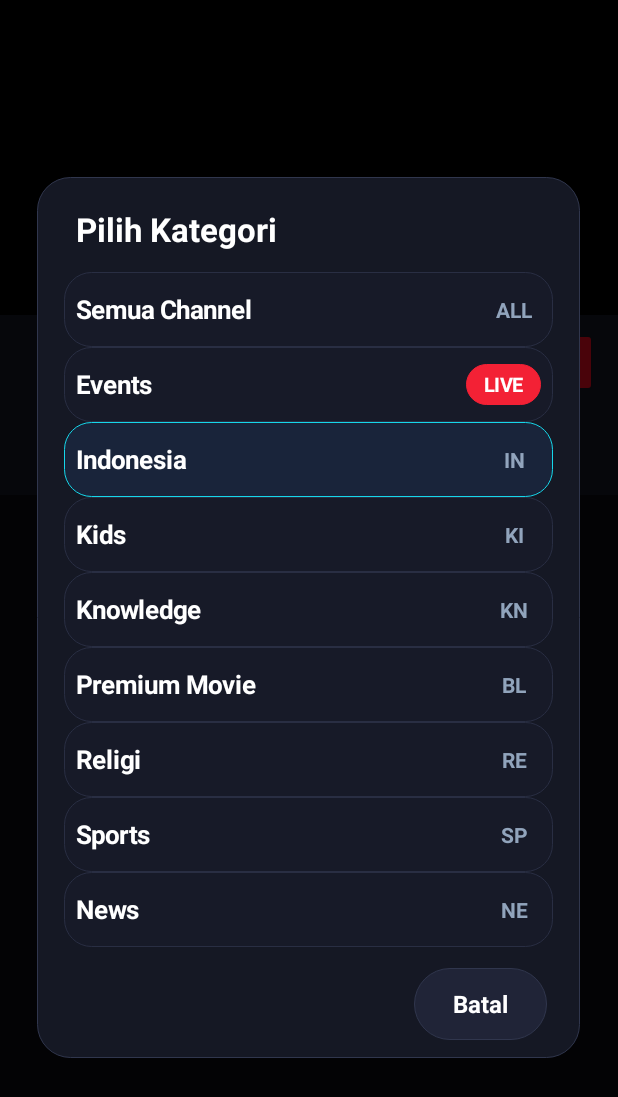
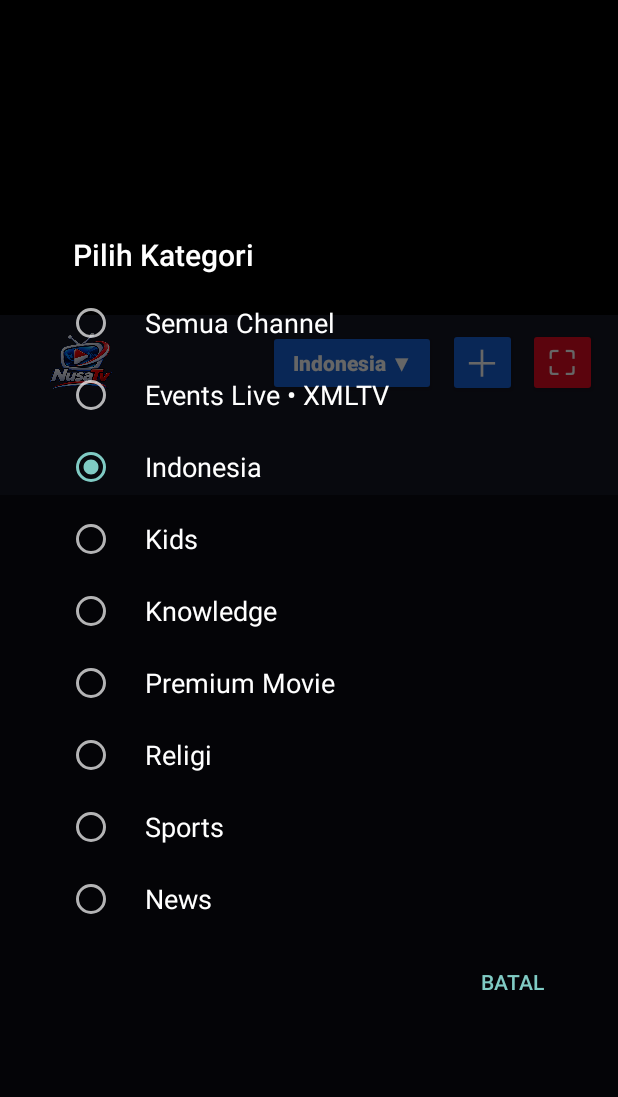
Before and after one commit to Ro0TN3T/NUSA-TV, an Android app: the screen it shows after launch (MainActivity), after a tap on "Indonesia ▼", on a phone screen of 412 x 824 dp. Shown: the top 1097 px of the screen. Run offline under Robolectric (Android 15) with nearby library versions, the phone set to English and light mode, and no system bars; pictures from the network do not load.

Commit message:
Replace NUSA TV application source

```diff
--- a/app/src/main/java/com/nusatv/androidtv/ChannelAdapter.kt
+++ b/app/src/main/java/com/nusatv/androidtv/ChannelAdapter.kt
@@ -68,7 +68,8 @@ class ChannelAdapter(
                 ivLogo.visibility = View.VISIBLE
                 tvFallback.visibility = View.GONE
                 ivLogo.load(channel.logo) {
-                    crossfade(true)
+                    crossfade(false)
+                    size(96, 96)
                     listener(
                         onError = { _, _ ->
                             ivLogo.visibility = View.GONE
--- a/app/src/main/java/com/nusatv/androidtv/MainActivity.kt
+++ b/app/src/main/java/com/nusatv/androidtv/MainActivity.kt
@@ -58,6 +58,7 @@ class MainActivity : AppCompatActivity() {
     private var transientRetryCount = 0
     private var isTryingFallback = false
     private var playbackGeneration = 0
+    private var isRefreshingEpg = false
     private val mainHandler = Handler(Looper.getMainLooper())
     private val bufferingTimeout = Runnable {
         if (player?.playbackState == Player.STATE_BUFFERING) {
@@ -67,7 +68,7 @@ class MainActivity : AppCompatActivity() {
     private val epgRefreshRunnable = object : Runnable {
         override fun run() {
             refreshEpg()
-            mainHandler.postDelayed(this, 5 * 60 * 1000L)
+            mainHandler.postDelayed(this, 30 * 60 * 1000L)
         }
     }
 
@@ -84,7 +85,7 @@ class MainActivity : AppCompatActivity() {
 
         allChannels = ChannelCache.channels
         refreshEpg()
-        mainHandler.postDelayed(epgRefreshRunnable, 5 * 60 * 1000L)
+        mainHandler.postDelayed(epgRefreshRunnable, 30 * 60 * 1000L)
         if (allChannels.isEmpty()) {
             reloadPlaylists()
         } else {
@@ -95,6 +96,9 @@ class MainActivity : AppCompatActivity() {
     }
 
     private fun setupRecyclerView() {
+        binding.rvChannels.setHasFixedSize(true)
+        binding.rvChannels.itemAnimator = null
+        binding.rvChannels.setItemViewCacheSize(4)
         adapter = ChannelAdapter { channel ->
             // Selecting a channel changes the stream in the embedded player only.
             playChannel(channel, enterFull = false)
@@ -166,6 +170,8 @@ class MainActivity : AppCompatActivity() {
     }
 
     private fun refreshEpg() {
+        if (isRefreshingEpg || isFinishing || isDestroyed) return
+        isRefreshingEpg = true
         lifecycleScope.launch {
             try {
                 val schedules = EpgRepository.loadSchedules()
@@ -186,6 +192,8 @@ class MainActivity : AppCompatActivity() {
             } catch (_: Exception) {
                 // EPG is optional: live playback and channel list remain available.
                 binding.tvStatus.text = "Jadwal EPG belum tersedia • Siaran tetap berjalan"
+            } finally {
+                isRefreshingEpg = false
             }
         }
     }
@@ -245,132 +253,43 @@ class MainActivity : AppCompatActivity() {
         }
     }
 
-    private data class CategoryOption(val title: String, val code: String, val badge: String = "")
-
     private fun showCategoryDialog() {
-        val options = listOf(
-            CategoryOption("Semua Channel", "ALL"),
-            CategoryOption("Events", "EV", "LIVE"),
-            CategoryOption("Indonesia", "IN"),
-            CategoryOption("Kids", "KI"),
-            CategoryOption("Knowledge", "KN"),
-            CategoryOption("Premium Movie", "BL"),
-            CategoryOption("Religi", "RE"),
-            CategoryOption("Sports", "SP"),
-            CategoryOption("News", "NE")
+        // Use the platform's lightweight single-choice dialog. The previous custom
+        // nested row layout could lose click/focus handling on some Android devices.
+        val labels = arrayOf(
+            "Semua Channel",
+            "Events Live • XMLTV",
+            "Indonesia",
+            "Kids",
+            "Knowledge",
+            "Premium Movie",
+            "Religi",
+            "Sports",
+            "News"
         )
-
-        val panel = LinearLayout(this).apply {
-            orientation = LinearLayout.VERTICAL
-            setPadding(dp(18), dp(12), dp(18), dp(12))
-            background = rounded("#151824", "#30364D", 22)
-        }
-        val title = TextView(this).apply {
-            text = "Pilih Kategori"
-            setTextColor(Color.WHITE)
-            textSize = 22f
-            typeface = Typeface.DEFAULT_BOLD
-            setPadding(dp(8), dp(8), dp(8), dp(14))
-        }
-        panel.addView(title)
-
-        options.forEach { option ->
-            val row = LinearLayout(this).apply {
-                orientation = LinearLayout.HORIZONTAL
-                gravity = Gravity.CENTER_VERTICAL
-                minimumHeight = dp(50)
-                setPadding(dp(8), 0, dp(8), 0)
-                background = if (selectedCategory == option.title.substringBefore(" •") ||
-                    (option.code == "ALL" && selectedCategory == "Semua")) rounded("#19243A", "#16D7EA", 18)
-                    else rounded("#171A28", "#292E43", 18)
-                isClickable = true
-                isFocusable = true
-            }
-            val label = TextView(this).apply {
-                text = option.title
-                setTextColor(Color.WHITE)
-                textSize = 17f
-                typeface = Typeface.DEFAULT_BOLD
-                layoutParams = LinearLayout.LayoutParams(0, dp(50), 1f)
-                gravity = Gravity.CENTER_VERTICAL
-            }
-            row.addView(label)
-            if (option.badge.isNotEmpty()) {
-                val badge = TextView(this).apply {
-                    text = option.badge
-                    setTextColor(Color.WHITE)
-                    textSize = 13f
-                    typeface = Typeface.DEFAULT_BOLD
-                    gravity = Gravity.CENTER
-                    setPadding(dp(12), dp(5), dp(12), dp(5))
-                    background = rounded("#F32135", "#F32135", 18)
-                }
-                row.addView(badge)
-            } else {
-                val code = TextView(this).apply {
-                    text = option.code
-                    setTextColor(Color.rgb(145, 164, 188))
-                    textSize = 14f
-                    typeface = Typeface.DEFAULT_BOLD
-                    gravity = Gravity.CENTER
-                    minWidth = dp(36)
-                }
-                row.addView(code)
-            }
-            row.setOnClickListener {
-                selectedCategory = when (option.code) {
-                    "ALL" -> "Semua"
-                    "EV" -> "Events"
-                    "IN" -> "Indonesia"
-                    "SP" -> "Sports"
-                    "KI" -> "Kids"
-                    "BL" -> "Premium Movie"
-                    "KN" -> "Knowledge"
-                    "RE" -> "Religi"
-                    else -> "News"
-                }
-                categoryDialog?.dismiss()
+        val values = arrayOf(
+            "Semua", "Events", "Indonesia", "Kids", "Knowledge",
+            "Premium Movie", "Religi", "Sports", "News"
+        )
+        val selectedIndex = values.indexOf(selectedCategory).coerceAtLeast(0)
+        val dialog = AlertDialog.Builder(this)
+            .setTitle("Pilih Kategori")
+            .setSingleChoiceItems(labels, selectedIndex) { dialogInterface, which ->
+                selectedCategory = values[which]
+                dialogInterface.dismiss()
                 applyFilter()
             }
-            panel.addView(row)
-        }
-
-        val cancel = TextView(this).apply {
-            text = "Batal"
-            setTextColor(Color.WHITE)
-            textSize = 16f
-            typeface = Typeface.DEFAULT_BOLD
-            gravity = Gravity.CENTER
-            setPadding(dp(26), dp(12), dp(26), dp(12))
-            background = rounded("#202437", "#30364D", 28)
-            layoutParams = LinearLayout.LayoutParams(
-                LinearLayout.LayoutParams.WRAP_CONTENT, dp(48)
-            ).apply {
-                gravity = Gravity.END
-                topMargin = dp(14)
-                rightMargin = dp(4)
-            }
-            setOnClickListener { categoryDialog?.dismiss() }
-        }
-        panel.addView(cancel)
-
-        categoryDialog = AlertDialog.Builder(this)
-            .setView(panel)
+            .setNegativeButton("Batal", null)
             .create()
-        categoryDialog?.setOnShowListener {
-            categoryDialog?.window?.setBackgroundDrawableResource(android.R.color.transparent)
-            categoryDialog?.window?.setLayout(
+        categoryDialog = dialog
+        dialog.setOnShowListener {
+            dialog.window?.setBackgroundDrawableResource(android.R.color.transparent)
+            dialog.window?.setLayout(
                 (resources.displayMetrics.widthPixels * 0.88f).toInt(),
                 WindowManager.LayoutParams.WRAP_CONTENT
             )
-            categoryDialog?.window?.addFlags(WindowManager.LayoutParams.FLAG_DIM_BEHIND)
-            categoryDialog?.window?.let { dialogWindow ->
-                val params = dialogWindow.attributes
-                params.dimAmount = 0.68f
-                dialogWindow.attributes = params
-            }
         }
-        categoryDialog?.show()
+        dialog.show()
     }
 
     private fun channelMatchesCategory(channel: TvChannel, category: String): Boolean {
@@ -380,7 +299,10 @@ class MainActivity : AppCompatActivity() {
         return when (category) {
             "Indonesia" -> channel.country.equals("Indonesia", true) ||
                 text.contains("indonesia") || text.contains("nasional")
-            "Events" -> text.contains("event") || text.contains("live event")
+            // Events Live also includes channels identified by the XMLTV feed.
+            "Events" -> text.contains("event") || text.contains("live event") ||
+                !channel.currentProgramTitle.isNullOrBlank() ||
+                !channel.nextProgramTitle.isNullOrBlank()
             "Sports" -> listOf("sport", "sports", "olahraga", "football", "soccer", "bola").any { text.contains(it) }
             "Kids" -> listOf("kids", "kid", "anak", "children", "cartoon", "animation", "kartun").any { text.contains(it) }
             "Premium Movie" -> listOf("movie", "movies", "film", "cinema", "blockbuster", "premium").any { text.contains(it) }
```
Also changed, not shown: app/src/main/java/com/nusatv/androidtv/EpgRepository.kt (+23 -23 lines).
